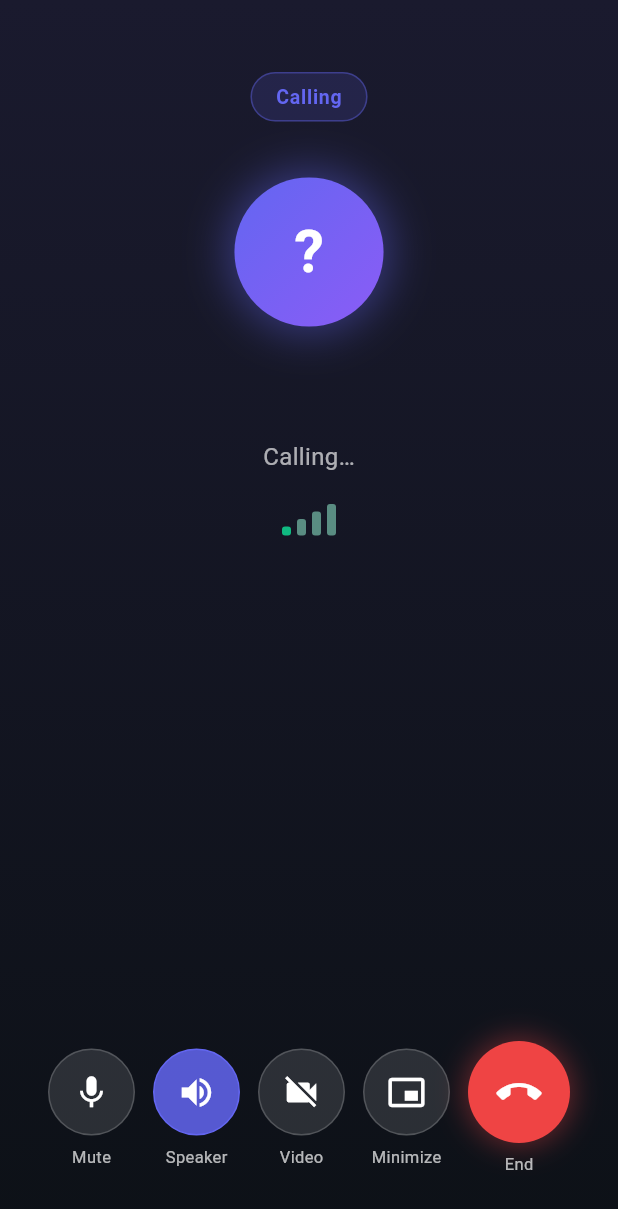
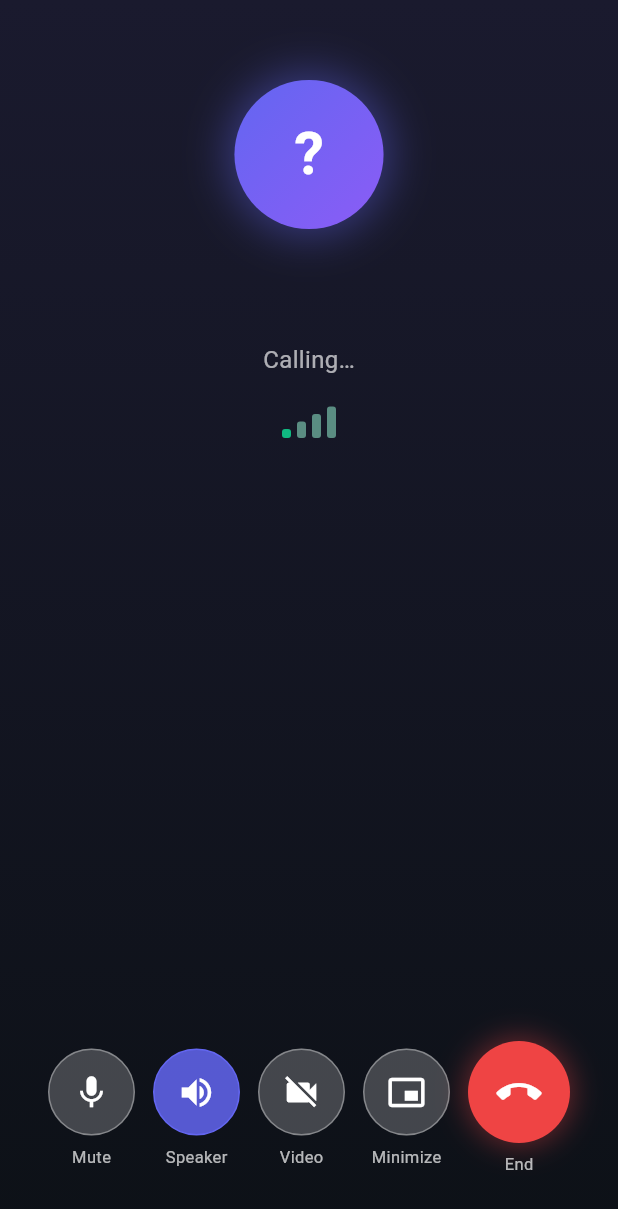
Before and after one commit to marriagestationpvtltd-lang/marriagestationadmin, a Flutter app: the CallScreen screen opened directly with empty values, on a phone screen of 412 x 824 dp. Shown: the top 1209 px of the screen. Run offline on Flutter 3.47's test engine with Material 3 defaults, Android fonts, the phone set to English and light mode, and no system bars; our stand-ins replace audioplayers, cloud_firestore, emoji_picker_flutter, file_picker, firebase_core, firebase_storage and 4 more; missing offline and left inert: agora_rtc_engine, dart:html, dart:js, file_saver, flutter_sound; accounts and stored records are empty; network calls fail; statements that could not run were skipped.

Commit message:
Fix duplicate Ringing text and improve mute button visibility in audio call screen
Agent-Logs-Url: https://github.com/marriagestationpvtltd-lang/marriagestationadmin/sessions/45902aa4-2fb5-4e54-93eb-aca2360cef6f

Co-authored-by: marriagestationpvtltd-lang <254104945+marriagestationpvtltd-lang@users.noreply.github.com>

```diff
--- a/adminmrz/lib/adminchat/OutgoingCall.dart
+++ b/adminmrz/lib/adminchat/OutgoingCall.dart
@@ -398,8 +398,6 @@ class _CallScreenState extends State<CallScreen>
               child: Column(
                 children: [
                   const SizedBox(height: 48),
-                  _buildStatusLabel(),
-                  const SizedBox(height: 32),
                   _buildAvatar(),
                   const SizedBox(height: 24),
                   Text(
@@ -697,11 +695,11 @@ class _ControlButton extends StatelessWidget {
               shape: BoxShape.circle,
               color: isActive
                   ? const Color(0xFF6366F1).withOpacity(0.85)
-                  : Colors.white.withOpacity(0.12),
+                  : Colors.white.withOpacity(0.22),
               border: Border.all(
                 color: isActive
                     ? const Color(0xFF6366F1)
-                    : Colors.white.withOpacity(0.18),
+                    : Colors.white.withOpacity(0.35),
               ),
             ),
             child: Icon(icon, color: Colors.white, size: 26),
```
